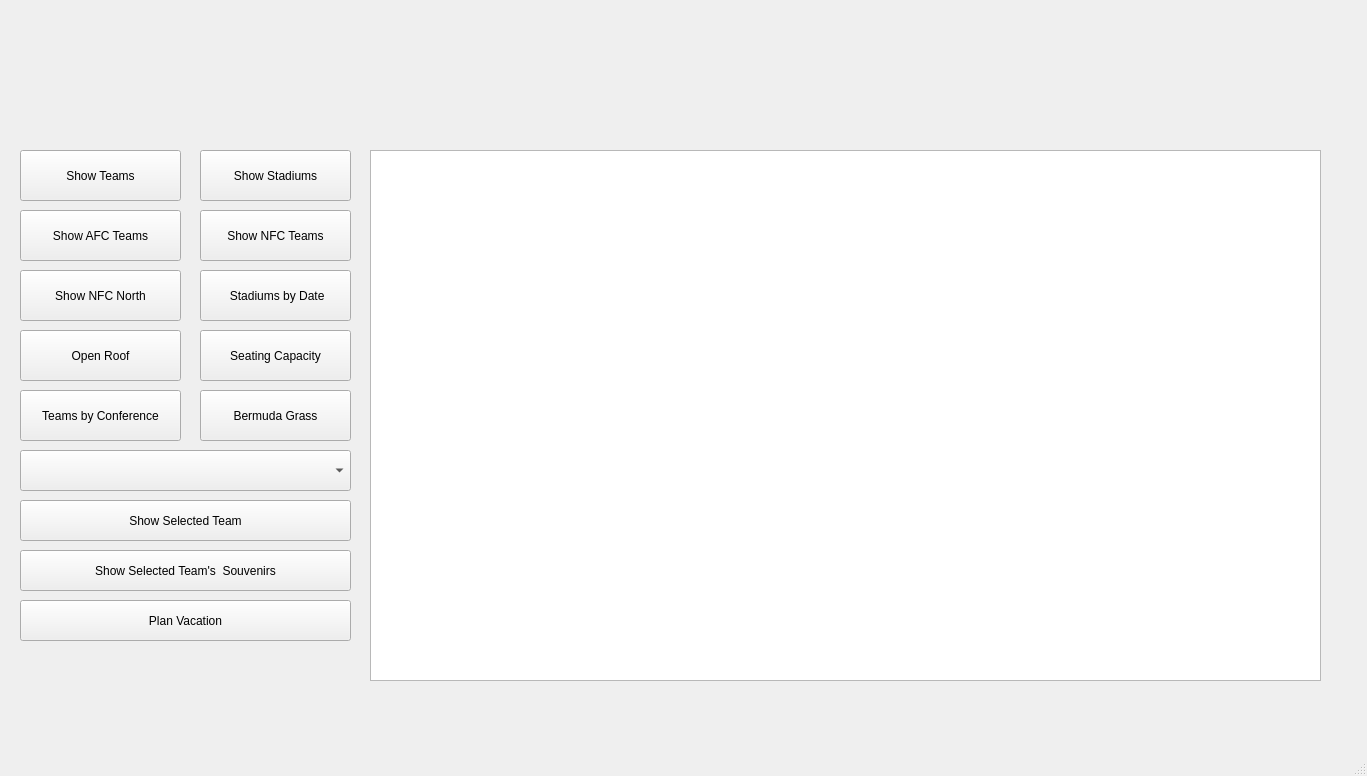
This is mainwindow.ui in dal07065/Let-s-Play-NFL-Football as Qt 5 draws it before an edit. The edited form follows.
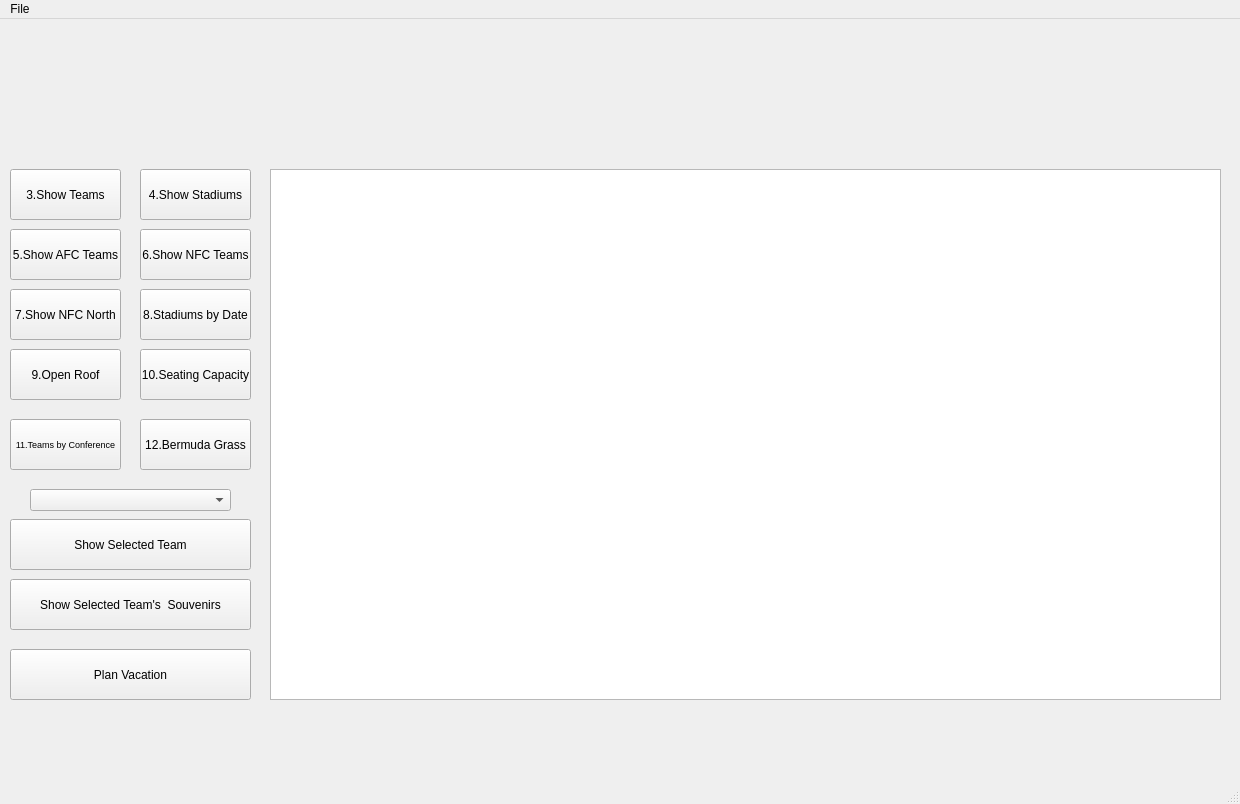
This is the edited form. Icons and pictures are not drawn.

The edit to the form file:
```diff
--- a/mainwindow.ui
+++ b/mainwindow.ui
@@ -6,8 +6,8 @@
    <rect>
     <x>0</x>
     <y>0</y>
-    <width>1367</width>
-    <height>776</height>
+    <width>1240</width>
+    <height>804</height>
    </rect>
   </property>
   <property name="windowTitle">
@@ -17,7 +17,7 @@
    <widget class="QTableView" name="tableView">
     <property name="geometry">
      <rect>
-      <x>370</x>
+      <x>270</x>
       <y>150</y>
       <width>951</width>
       <height>531</height>
@@ -27,62 +27,62 @@
    <widget class="QPushButton" name="show_Teams">
     <property name="geometry">
      <rect>
-      <x>20</x>
+      <x>10</x>
       <y>150</y>
-      <width>161</width>
+      <width>111</width>
       <height>51</height>
      </rect>
     </property>
     <property name="text">
-     <string>Show Teams</string>
+     <string>3.Show Teams</string>
     </property>
    </widget>
    <widget class="QPushButton" name="show_NFCNorth">
     <property name="geometry">
      <rect>
-      <x>20</x>
+      <x>10</x>
       <y>270</y>
-      <width>161</width>
+      <width>111</width>
       <height>51</height>
      </rect>
     </property>
     <property name="text">
-     <string>Show NFC North</string>
+     <string>7.Show NFC North</string>
     </property>
    </widget>
    <widget class="QPushButton" name="show_AFC_Teams">
     <property name="geometry">
      <rect>
-      <x>20</x>
+      <x>10</x>
       <y>210</y>
-      <width>161</width>
+      <width>111</width>
       <height>51</height>
      </rect>
     </property>
     <property name="text">
-     <string>Show AFC Teams</string>
+     <string>5.Show AFC Teams</string>
     </property>
    </widget>
    <widget class="QPushButton" name="show_NFC_Teams">
     <property name="geometry">
      <rect>
-      <x>200</x>
+      <x>140</x>
       <y>210</y>
-      <width>151</width>
+      <width>111</width>
       <height>51</height>
      </rect>
     </property>
     <property name="text">
-     <string>Show NFC Teams</string>
+     <string>6.Show NFC Teams</string>
     </property>
    </widget>
    <widget class="QPushButton" name="pushButton">
     <property name="geometry">
      <rect>
-      <x>20</x>
-      <y>600</y>
-      <width>331</width>
-      <height>41</height>
+      <x>10</x>
+      <y>630</y>
+      <width>241</width>
+      <height>51</height>
      </rect>
     </property>
     <property name="text">
@@ -111,88 +111,93 @@
    <widget class="QPushButton" name="show_Stadiums">
     <property name="geometry">
      <rect>
-      <x>200</x>
+      <x>140</x>
       <y>150</y>
-      <width>151</width>
+      <width>111</width>
       <height>51</height>
      </rect>
     </property>
     <property name="text">
-     <string>Show Stadiums</string>
+     <string>4.Show Stadiums</string>
     </property>
    </widget>
    <widget class="QPushButton" name="show_StadiumsByDate">
     <property name="geometry">
      <rect>
-      <x>200</x>
+      <x>140</x>
       <y>270</y>
-      <width>151</width>
+      <width>111</width>
       <height>51</height>
      </rect>
     </property>
     <property name="text">
-     <string> Stadiums by Date</string>
+     <string>8.Stadiums by Date</string>
     </property>
    </widget>
    <widget class="QPushButton" name="show_openRoof">
     <property name="geometry">
      <rect>
-      <x>20</x>
+      <x>10</x>
       <y>330</y>
-      <width>161</width>
+      <width>111</width>
       <height>51</height>
      </rect>
     </property>
     <property name="text">
-     <string>Open Roof</string>
+     <string>9.Open Roof</string>
     </property>
    </widget>
    <widget class="QPushButton" name="show_SeatingCapacity">
     <property name="geometry">
      <rect>
-      <x>200</x>
+      <x>140</x>
       <y>330</y>
-      <width>151</width>
+      <width>111</width>
       <height>51</height>
      </rect>
     </property>
     <property name="text">
-     <string>Seating Capacity</string>
+     <string>10.Seating Capacity</string>
     </property>
    </widget>
    <widget class="QPushButton" name="show_Conference">
     <property name="geometry">
      <rect>
-      <x>20</x>
-      <y>390</y>
-      <width>161</width>
+      <x>10</x>
+      <y>400</y>
+      <width>111</width>
       <height>51</height>
      </rect>
     </property>
+    <property name="font">
+     <font>
+      <pointsize>7</pointsize>
+     </font>
+    </property>
     <property name="text">
-     <string>Teams by Conference</string>
+     <string>11.Teams by Conference</string>
     </property>
    </widget>
    <widget class="QPushButton" name="show_BermudaGrass">
     <property name="geometry">
      <rect>
-      <x>200</x>
-      <y>390</y>
-      <width>151</width>
+      <x>140</x>
+      <y>400</y>
+      <width>111</width>
       <height>51</height>
      </rect>
     </property>
     <property name="text">
-     <string>Bermuda Grass</string>
+     <string>12.Bermuda Grass</string>
     </property>
    </widget>
    <widget class="QPushButton" name="show_Selection_S">
     <property name="geometry">
      <rect>
-      <x>20</x>
-      <y>550</y>
-      <width>331</width>
-      <height>41</height>
+      <x>10</x>
+      <y>560</y>
+      <width>241</width>
+      <height>51</height>
      </rect>
     </property>
     <property name="text">
@@ -226,20 +231,20 @@
    <widget class="QComboBox" name="teamComboBox">
     <property name="geometry">
      <rect>
-      <x>20</x>
-      <y>450</y>
-      <width>331</width>
-      <height>41</height>
+      <x>30</x>
+      <y>470</y>
+      <width>201</width>
+      <height>22</height>
      </rect>
     </property>
    </widget>
    <widget class="QPushButton" name="show_Selection">
     <property name="geometry">
      <rect>
-      <x>20</x>
+      <x>10</x>
       <y>500</y>
-      <width>331</width>
-      <height>41</height>
+      <width>241</width>
+      <height>51</height>
      </rect>
     </property>
     <property name="text">
@@ -248,6 +253,28 @@
    </widget>
   </widget>
   <widget class="QStatusBar" name="statusbar"/>
+  <widget class="QMenuBar" name="menuBar">
+   <property name="geometry">
+    <rect>
+     <x>0</x>
+     <y>0</y>
+     <width>1240</width>
+     <height>21</height>
+    </rect>
+   </property>
+   <widget class="QMenu" name="menuFile">
+    <property name="title">
+     <string>File</string>
+    </property>
+    <addaction name="actionAdmin"/>
+    <addaction name="actionLogOut"/>
+    <addaction name="actionExit"/>
+    <addaction name="actionAdmin_Functions"/>
+    <addaction name="actionLoad_Team"/>
+    <addaction name="actionReset_Database"/>
+   </widget>
+   <addaction name="menuFile"/>
+  </widget>
   <action name="actionAdmin">
    <property name="text">
     <string>Admin...</string>
```
Left out of the diff: 12 changed lines with no effect on the pictures.
